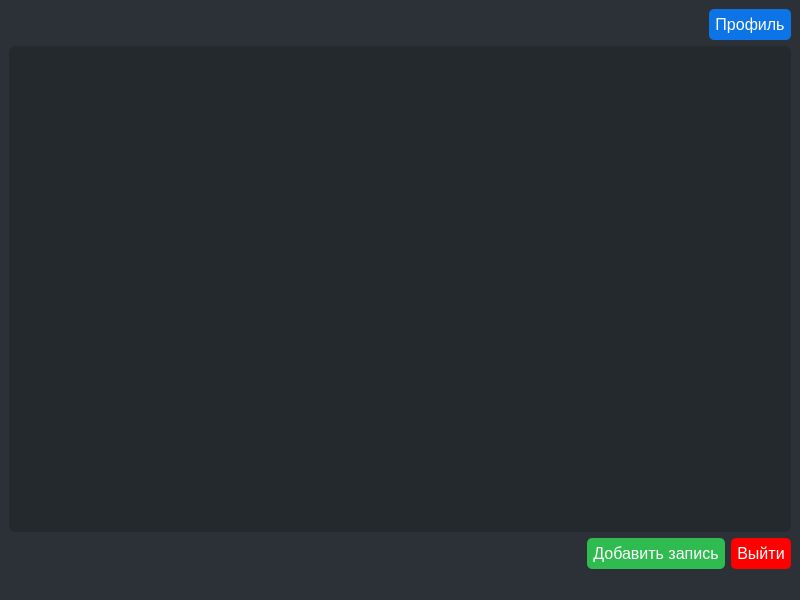
Old version of the form UI/MainWindow.ui in the repository bobrnebobr/KyrgyzstanProjectPyQT.
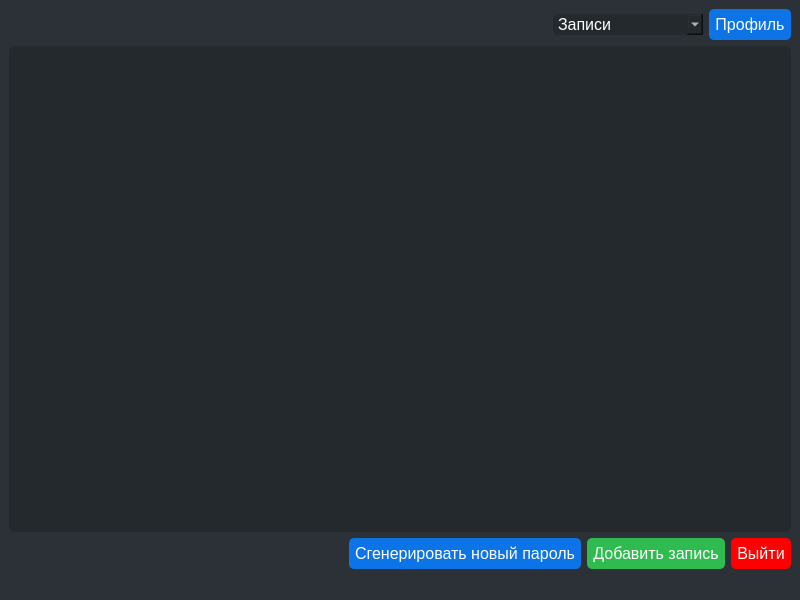
New version of the form.

Commit message: add password generator ui, view of notes and passwords, adding new notes and passwords

Diff of the .ui file:
```diff
--- a/UI/MainWindow.ui
+++ b/UI/MainWindow.ui
@@ -34,6 +34,28 @@
         </property>
        </spacer>
       </item>
+      <item>
+       <widget class="QPushButton" name="generateNewPasswordButton">
+        <property name="font">
+         <font>
+          <family>Tahoma</family>
+          <pointsize>12</pointsize>
+         </font>
+        </property>
+        <property name="styleSheet">
+         <string notr="true">border-radius:5px;
+border-width:2px;
+padding:6px;
+border-color:rgb(13,116,231);
+background-color:rgb(13,116,231);
+color:rgb(255,255,255);
+font-size:12pt;</string>
+        </property>
+        <property name="text">
+         <string>Сгенерировать новый пароль</string>
+        </property>
+       </widget>
+      </item>
       <item>
        <widget class="QPushButton" name="addNote">
         <property name="font">
@@ -133,7 +155,7 @@
      </layout>
     </item>
     <item row="0" column="0">
-     <layout class="QHBoxLayout" name="horizontalLayout">
+     <layout class="QHBoxLayout" name="horizontalLayout" stretch="0,0,0">
       <item>
        <spacer name="horizontalSpacer">
         <property name="orientation">
@@ -150,6 +172,41 @@
         </property>
        </spacer>
       </item>
+      <item>
+       <widget class="QComboBox" name="comboBox">
+        <property name="sizePolicy">
+         <sizepolicy hsizetype="Maximum" vsizetype="Fixed">
+          <horstretch>0</horstretch>
+          <verstretch>0</verstretch>
+         </sizepolicy>
+        </property>
+        <property name="minimumSize">
+         <size>
+          <width>150</width>
+          <height>0</height>
+         </size>
+        </property>
+        <property name="font">
+         <font>
+          <family>Tahoma</family>
+          <pointsize>12</pointsize>
+         </font>
+        </property>
+        <property name="styleSheet">
+         <string notr="true">color:rgb(255,255,255);border-width:2;border-radius:5px;background-color:rgb(36,41,45);</string>
+        </property>
+        <item>
+         <property name="text">
+          <string>Записи  </string>
+         </property>
+        </item>
+        <item>
+         <property name="text">
+          <string>Пароли</string>
+         </property>
+        </item>
+       </widget>
+      </item>
       <item>
        <widget class="QPushButton" name="profileButton">
         <property name="font">
```
Left out of the diff: 25 changed lines with no effect on the pictures. The commit also changes 18 other files.
